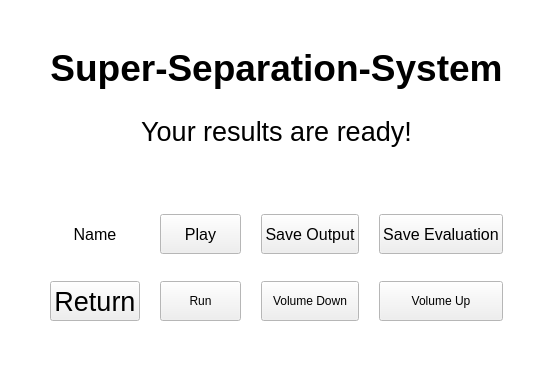
The window that generated/ui/sss_init_8_save.ui (pkrucz00/super-separation-system) describes before a commit, drawn with Qt 5.
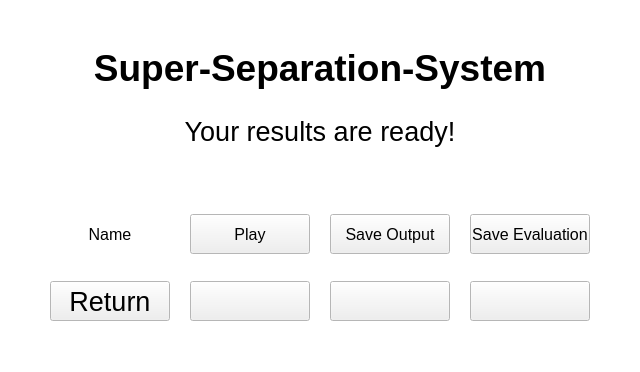
The same window after the commit.

Diff of the .ui file:
```diff
--- a/generated/ui/sss_init_8_save.ui
+++ b/generated/ui/sss_init_8_save.ui
@@ -6,7 +6,7 @@
    <rect>
     <x>0</x>
     <y>0</y>
-    <width>545</width>
+    <width>640</width>
     <height>372</height>
    </rect>
   </property>
@@ -143,12 +143,12 @@
       </property>
       <property name="minimumSize">
        <size>
-        <width>0</width>
+        <width>120</width>
         <height>40</height>
        </size>
       </property>
       <property name="text">
-       <string>Volume Down</string>
+       <string/>
       </property>
      </widget>
     </item>
@@ -162,12 +162,12 @@
       </property>
       <property name="minimumSize">
        <size>
-        <width>0</width>
+        <width>120</width>
         <height>40</height>
        </size>
       </property>
       <property name="text">
-       <string>Run</string>
+       <string/>
       </property>
      </widget>
     </item>
@@ -181,12 +181,12 @@
       </property>
       <property name="minimumSize">
        <size>
-        <width>0</width>
+        <width>120</width>
         <height>40</height>
        </size>
       </property>
       <property name="text">
-       <string>Volume Up</string>
+       <string/>
       </property>
      </widget>
     </item>
@@ -222,7 +222,7 @@
       </property>
       <property name="minimumSize">
        <size>
-        <width>0</width>
+        <width>120</width>
         <height>40</height>
        </size>
       </property>
@@ -253,7 +253,7 @@
       </property>
       <property name="minimumSize">
        <size>
-        <width>0</width>
+        <width>120</width>
         <height>40</height>
        </size>
       </property>
@@ -281,7 +281,7 @@
       </property>
       <property name="minimumSize">
        <size>
-        <width>0</width>
+        <width>120</width>
         <height>40</height>
        </size>
       </property>
@@ -306,7 +306,7 @@
       </property>
       <property name="minimumSize">
        <size>
-        <width>0</width>
+        <width>120</width>
         <height>40</height>
        </size>
       </property>
```
